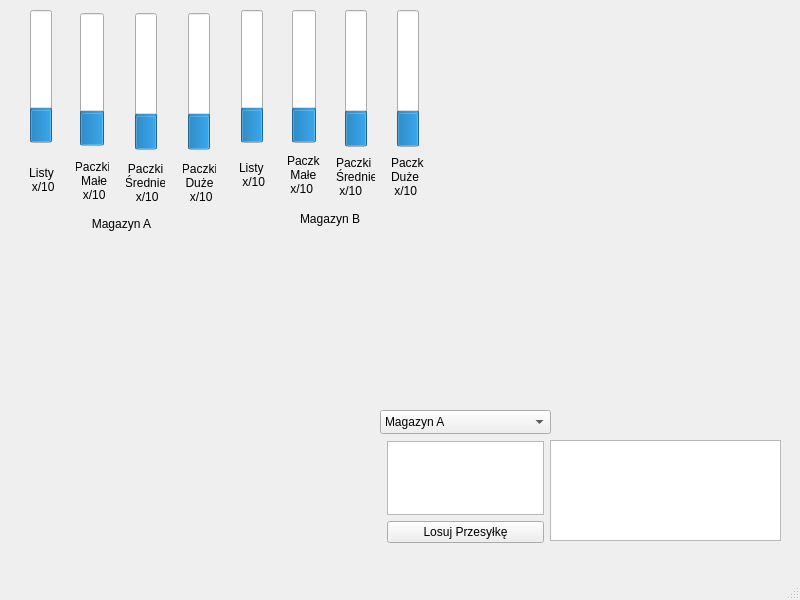
The window that mainwindow.ui (DomaszDomingo/ProjektMagazyn) describes before a commit, drawn with Qt 5.
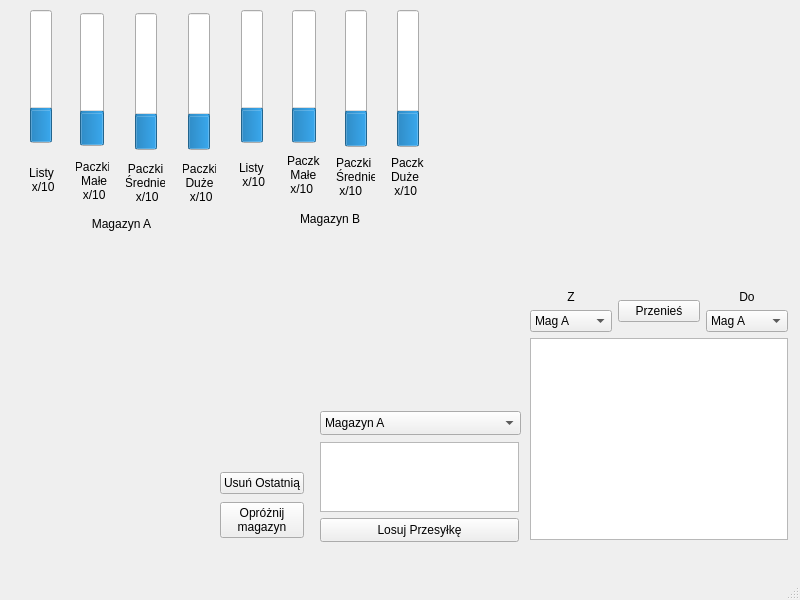
The same window after the commit.

```diff
--- a/mainwindow.ui
+++ b/mainwindow.ui
@@ -14,61 +14,9 @@
    <string>MainWindow</string>
   </property>
   <widget class="QWidget" name="centralwidget">
-   <widget class="QTextEdit" name="historiaPaczek">
-    <property name="geometry">
-     <rect>
-      <x>550</x>
-      <y>440</y>
-      <width>231</width>
-      <height>101</height>
-     </rect>
-    </property>
-   </widget>
    <widget class="QWidget" name="layoutWidget">
     <property name="geometry">
      <rect>
-      <x>387</x>
-      <y>441</y>
-      <width>157</width>
-      <height>102</height>
-     </rect>
-    </property>
-    <layout class="QVBoxLayout" name="verticalLayout">
-     <item>
-      <widget class="QTextEdit" name="infoText"/>
-     </item>
-     <item>
-      <widget class="QPushButton" name="losujButton">
-       <property name="text">
-        <string>Losuj Przesyłkę</string>
-       </property>
-      </widget>
-     </item>
-    </layout>
-   </widget>
-   <widget class="QComboBox" name="magazynComboBox">
-    <property name="geometry">
-     <rect>
-      <x>380</x>
-      <y>410</y>
-      <width>171</width>
-      <height>24</height>
-     </rect>
-    </property>
-    <item>
-     <property name="text">
-      <string>Magazyn A</string>
-     </property>
-    </item>
-    <item>
-     <property name="text">
-      <string>Magazyn B</string>
-     </property>
-    </item>
-   </widget>
-   <widget class="QWidget" name="">
-    <property name="geometry">
-     <rect>
       <x>20</x>
       <y>10</y>
       <width>411</width>
@@ -464,6 +412,174 @@
      </item>
     </layout>
    </widget>
+   <widget class="QWidget" name="">
+    <property name="geometry">
+     <rect>
+      <x>220</x>
+      <y>470</y>
+      <width>84</width>
+      <height>72</height>
+     </rect>
+    </property>
+    <layout class="QVBoxLayout" name="verticalLayout_12">
+     <item>
+      <widget class="QPushButton" name="usunOstatniaButton">
+       <property name="text">
+        <string>Usuń Ostatnią</string>
+       </property>
+      </widget>
+     </item>
+     <item>
+      <widget class="QPushButton" name="oproznijMagazynButton">
+       <property name="text">
+        <string>Opróżnij
+magazyn</string>
+       </property>
+      </widget>
+     </item>
+    </layout>
+   </widget>
+   <widget class="QWidget" name="">
+    <property name="geometry">
+     <rect>
+      <x>530</x>
+      <y>290</y>
+      <width>258</width>
+      <height>250</height>
+     </rect>
+    </property>
+    <layout class="QVBoxLayout" name="verticalLayout_15">
+     <item>
+      <layout class="QHBoxLayout" name="horizontalLayout_4">
+       <item>
+        <layout class="QVBoxLayout" name="verticalLayout_13">
+         <item>
+          <widget class="QLabel" name="zLabel">
+           <property name="text">
+            <string>Z</string>
+           </property>
+           <property name="alignment">
+            <set>Qt::AlignCenter</set>
+           </property>
+          </widget>
+         </item>
+         <item>
+          <widget class="QComboBox" name="comboZ">
+           <item>
+            <property name="text">
+             <string>Mag A</string>
+            </property>
+           </item>
+           <item>
+            <property name="text">
+             <string>Mag B</string>
+            </property>
+           </item>
+          </widget>
+         </item>
+        </layout>
+       </item>
+       <item>
+        <widget class="QPushButton" name="przeniesButton">
+         <property name="text">
+          <string>Przenieś</string>
+         </property>
+        </widget>
+       </item>
+       <item>
+        <layout class="QVBoxLayout" name="verticalLayout_14">
+         <item>
+          <widget class="QLabel" name="doLabel">
+           <property name="text">
+            <string>Do</string>
+           </property>
+           <property name="alignment">
+            <set>Qt::AlignCenter</set>
+           </property>
+          </widget>
+         </item>
+         <item>
+          <widget class="QComboBox" name="comboDo">
+           <item>
+            <property name="text">
+             <string>Mag A</string>
+            </property>
+           </item>
+           <item>
+            <property name="text">
+             <string>Mag B</string>
+            </property>
+           </item>
+          </widget>
+         </item>
+        </layout>
+       </item>
+      </layout>
+     </item>
+     <item>
+      <widget class="QTextEdit" name="historiaPaczek"/>
+     </item>
+    </layout>
+   </widget>
+   <widget class="QWidget" name="">
+    <property name="geometry">
+     <rect>
+      <x>320</x>
+      <y>410</y>
+      <width>203</width>
+      <height>134</height>
+     </rect>
+    </property>
+    <layout class="QVBoxLayout" name="verticalLayout_16">
+     <item>
+      <widget class="QComboBox" name="magazynComboBox">
+       <property name="maximumSize">
+        <size>
+         <width>201</width>
+         <height>24</height>
+        </size>
+       </property>
+       <item>
+        <property name="text">
+         <string>Magazyn A</string>
+        </property>
+       </item>
+       <item>
+        <property name="text">
+         <string>Magazyn B</string>
+        </property>
+       </item>
+      </widget>
+     </item>
+     <item>
+      <layout class="QVBoxLayout" name="verticalLayout">
+       <item>
+        <widget class="QTextEdit" name="infoText">
+         <property name="maximumSize">
+          <size>
+           <width>199</width>
+           <height>70</height>
+          </size>
+         </property>
+        </widget>
+       </item>
+       <item>
+        <widget class="QPushButton" name="losujButton">
+         <property name="maximumSize">
+          <size>
+           <width>199</width>
+           <height>24</height>
+          </size>
+         </property>
+         <property name="text">
+          <string>Losuj Przesyłkę</string>
+         </property>
+        </widget>
+       </item>
+      </layout>
+     </item>
+    </layout>
+   </widget>
   </widget>
   <widget class="QMenuBar" name="menubar">
    <property name="geometry">
```
Left out of the diff: 1 changed line with no effect on the pictures.
